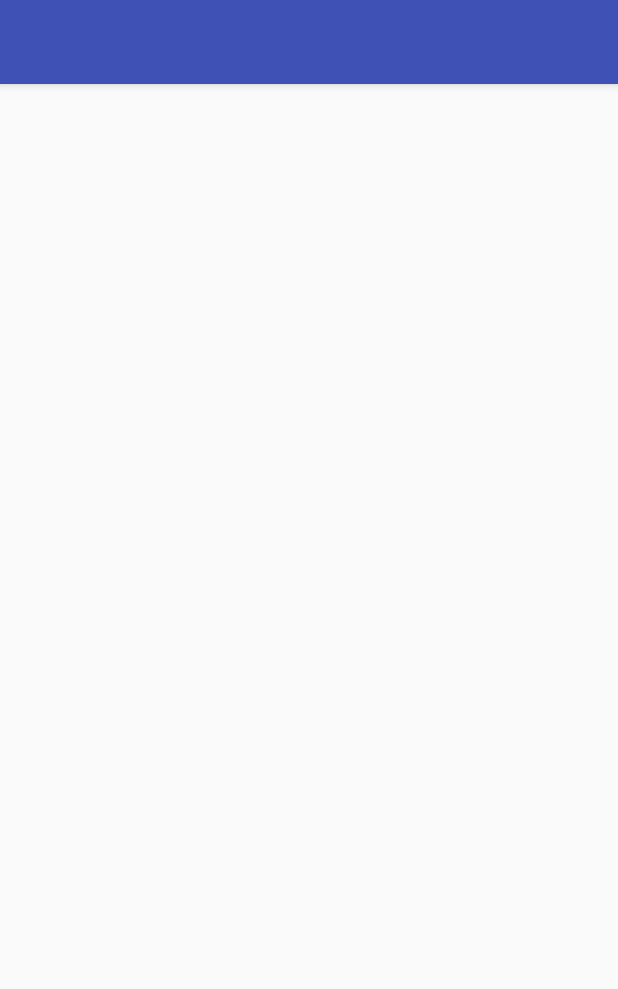
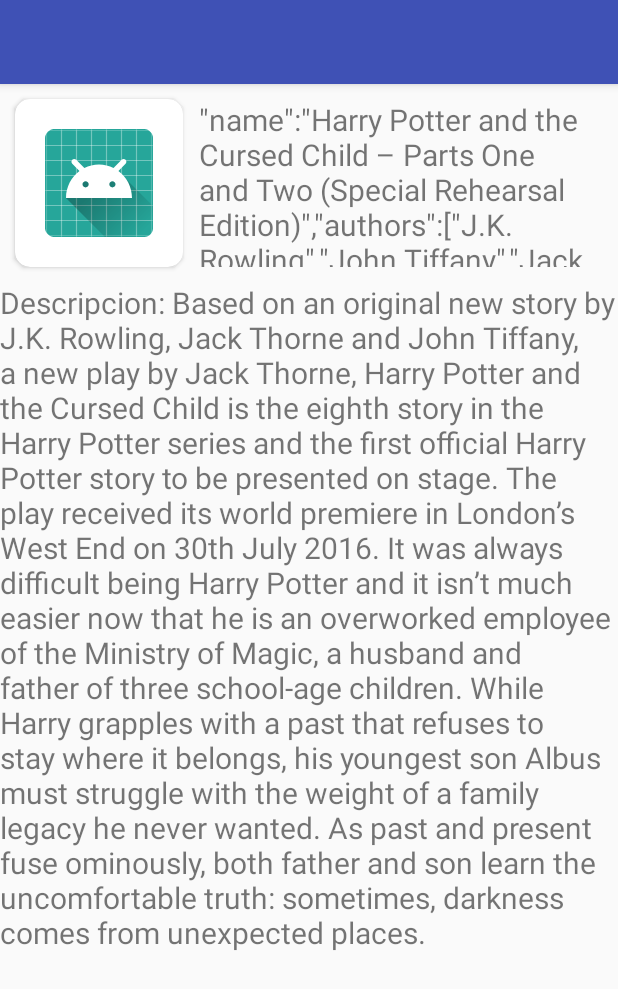
Before and after one commit to tdp2-1c2019/tp0-mobile-app, an Android app: the ResultsActivity screen opened directly, with no data from a screen before it, on a phone screen of 412 x 824 dp. Shown: the top 989 px of the screen. Run offline under Robolectric (Android 15) with nearby library versions, the phone set to English and light mode, and no system bars.

Commit message:
Mejora pantalla de busqueda

```diff
--- a/app/build.gradle
+++ b/app/build.gradle
@@ -23,7 +23,9 @@ dependencies {
     implementation 'com.android.support:appcompat-v7:27.1.1'
     implementation 'com.android.support.constraint:constraint-layout:1.1.3'
     implementation 'com.loopj.android:android-async-http:1.4.9'
+    implementation 'com.google.code.gson:gson:2.8.5'
     testImplementation 'junit:junit:4.12'
     androidTestImplementation 'com.android.support.test:runner:1.0.2'
     androidTestImplementation 'com.android.support.test.espresso:espresso-core:3.0.2'
+    implementation 'com.android.support:cardview-v7:27.1.1'
 }
--- a/app/src/main/java/tdp2/tp0app/ResultsActivity.java
+++ b/app/src/main/java/tdp2/tp0app/ResultsActivity.java
@@ -1,8 +1,18 @@
 package tdp2.tp0app;
 
+import android.support.constraint.ConstraintLayout;
 import android.support.v7.app.AppCompatActivity;
 import android.os.Bundle;
+import android.widget.Button;
+import android.widget.LinearLayout;
+import android.widget.TableLayout;
 import android.widget.TextView;
+
+import com.google.gson.Gson;
+import com.google.gson.reflect.TypeToken;
+
+import java.util.HashMap;
+import java.util.Map;
 
 public class ResultsActivity extends AppCompatActivity {
 
@@ -12,7 +22,26 @@ public class ResultsActivity extends AppCompatActivity {
         setContentView(R.layout.activity_results);
         setTitle(getIntent().getStringExtra("QUERY"));
 
-        TextView response = findViewById(R.id.response);
-        response.setText(getIntent().getStringExtra("RESPONSE"));
+//        TextView response = findViewById(R.id.response);
+        String r = getIntent().getStringExtra("RESPONSE");
+        Map<String, Object> retMap = new Gson().fromJson(
+                r, new TypeToken<HashMap<String, Object>>() {
+                }.getType()
+        );
+//        response.setText(r);
+
+//        TableLayout container = (TableLayout) findViewById(R.id.layout);
+//
+//        Button b = new Button(this);
+//        container.addView(b);
+//
+//        Button b2 = new Button(this);
+//        container.addView(b2);
+//
+//        Button b3 = new Button(this);
+//        container.addView(b3);
+//
+//        Button b4 = new Button(this);
+//        container.addView(b4);
     }
 }
--- a/app/src/main/res/layout/activity_results.xml
+++ b/app/src/main/res/layout/activity_results.xml
@@ -1,14 +1,62 @@
 <?xml version="1.0" encoding="utf-8"?>
-<android.support.constraint.ConstraintLayout xmlns:android="http://schemas.android.com/apk/res/android"
+<TableLayout xmlns:android="http://schemas.android.com/apk/res/android"
     xmlns:app="http://schemas.android.com/apk/res-auto"
     xmlns:tools="http://schemas.android.com/tools"
-    android:layout_width="match_parent"
+    android:id="@+id/layout"
+    android:layout_width="fill_parent"
     android:layout_height="match_parent"
+    android:stretchColumns="1"
     tools:context=".ResultsActivity">
 
-    <TextView
-        android:id="@+id/response"
-        android:layout_width="wrap_content"
-        android:layout_height="wrap_content" />
+    <TableRow
+        android:layout_width="match_parent"
+        android:layout_height="match_parent"
+        >
 
-</android.support.constraint.ConstraintLayout>
+
+        <android.support.v7.widget.CardView
+            android:layout_width="wrap_content"
+            android:layout_height="wrap_content"
+            android:layout_marginLeft="10dp"
+            android:layout_marginTop="10dp"
+            android:layout_marginRight="5dp"
+            android:layout_marginBottom="10dp"
+            android:minWidth="100px"
+            app:cardCornerRadius="10dp">
+
+            <ImageView
+                android:id="@+id/imageView2"
+                android:layout_width="wrap_content"
+                android:layout_height="wrap_content"
+                android:layout_margin="20dp"
+                android:src="@mipmap/ic_launcher_round" />
+        </android.support.v7.widget.CardView>
+
+        <TextView
+            android:id="@+id/textView"
+            android:layout_width="match_parent"
+            android:layout_height="match_parent"
+            android:layout_marginLeft="5dp"
+            android:layout_marginTop="10dp"
+            android:layout_marginRight="10dp"
+            android:layout_marginBottom="10dp"
+            android:maxWidth="10px"
+            android:text='"name":"Harry Potter and the Cursed Child – Parts One and Two (Special Rehearsal Edition)","authors":["J.K. Rowling","John Tiffany","Jack Thorne"]'
+            android:textSize="20dp" />
+
+    </TableRow>
+
+    <TableRow
+        android:layout_width="match_parent"
+        android:layout_height="match_parent" >
+
+        <TextView
+            android:id="@+id/textView3"
+            android:layout_width="match_parent"
+            android:layout_height="match_parent"
+            android:layout_span="2"
+            android:text="Descripcion: Based on an original new story by J.K. Rowling, Jack Thorne and John Tiffany, a new play by Jack Thorne, Harry Potter and the Cursed Child is the eighth story in the Harry Potter series and the first official Harry Potter story to be presented on stage. The play received its world premiere in London’s West End on 30th July 2016. It was always difficult being Harry Potter and it isn’t much easier now that he is an overworked employee of the Ministry of Magic, a husband and father of three school-age children. While Harry grapples with a past that refuses to stay where it belongs, his youngest son Albus must struggle with the weight of a family legacy he never wanted. As past and present fuse ominously, both father and son learn the uncomfortable truth: sometimes, darkness comes from unexpected places."
+            android:textSize="20dp" />
+    </TableRow>
+
+</TableLayout>
--- a/build.gradle
+++ b/build.gradle
@@ -7,7 +7,7 @@ buildscript {
         jcenter()
     }
     dependencies {
-        classpath 'com.android.tools.build:gradle:3.1.2'
+        classpath 'com.android.tools.build:gradle:3.3.1'
 
 
         // NOTE: Do not place your application dependencies here; they belong
```
Also changed, not shown: gradle/wrapper/gradle-wrapper.properties.
